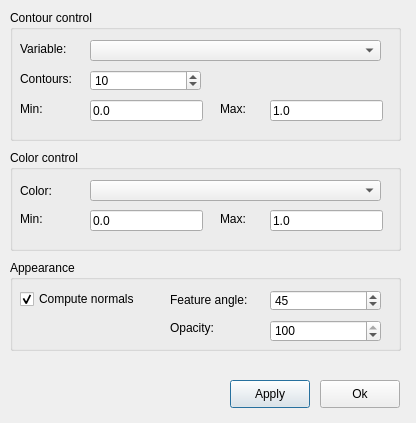
Qt form ElmerGUI/vtkpost/isosurface.ui (tehnick/elmerfem) before a commit.
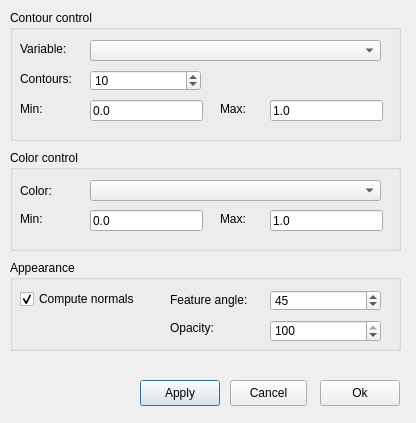
The same form after that commit. Icons and pictures are not drawn.

```diff
--- a/ElmerGUI/vtkpost/isosurface.ui
+++ b/ElmerGUI/vtkpost/isosurface.ui
@@ -15,10 +15,10 @@
   <widget class="QPushButton" name="applyButton" >
    <property name="geometry" >
     <rect>
-     <x>230</x>
+     <x>140</x>
      <y>380</y>
      <width>80</width>
-     <height>28</height>
+     <height>26</height>
     </rect>
    </property>
    <property name="text" >
@@ -37,7 +37,7 @@
      <x>320</x>
      <y>380</y>
      <width>80</width>
-     <height>28</height>
+     <height>26</height>
     </rect>
    </property>
    <property name="text" >
@@ -342,6 +342,22 @@
     </property>
    </widget>
   </widget>
+  <widget class="QPushButton" name="cancelButton" >
+   <property name="geometry" >
+    <rect>
+     <x>230</x>
+     <y>380</y>
+     <width>77</width>
+     <height>26</height>
+    </rect>
+   </property>
+   <property name="text" >
+    <string>Cancel</string>
+   </property>
+   <property name="icon" >
+    <iconset resource="../ElmerGUI.qrc" >:/icons/dialog-close.png</iconset>
+   </property>
+  </widget>
  </widget>
  <resources>
   <include location="../ElmerGUI.qrc" />
```
